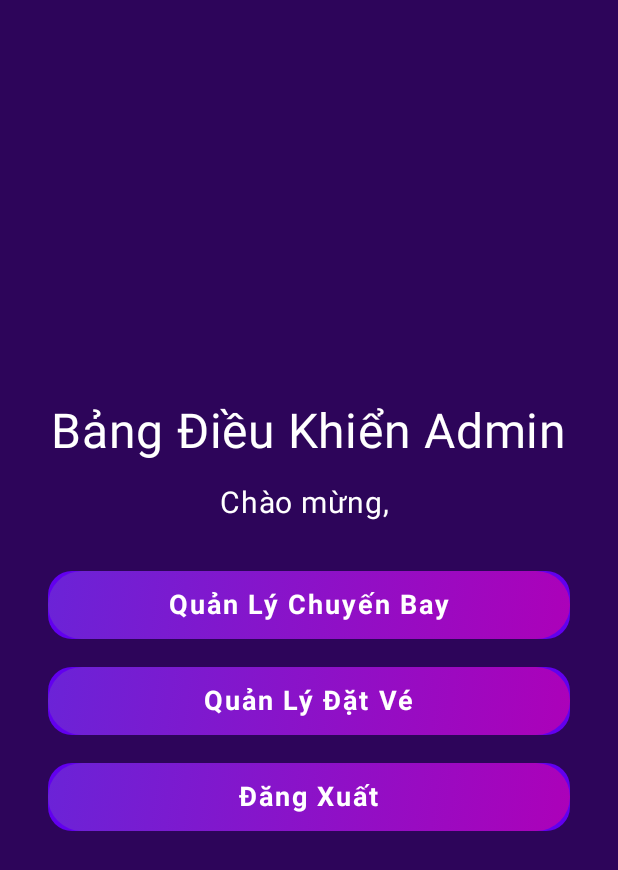
After one commit to datnt2-23ns/DACS3, an Android app built with Jetpack Compose: the composable AdminDashboardScreen shown on its own in the app's theme, on a phone screen of 412 x 824 dp. The commit adds this screen. Shown: the top 870 px of the screen. Run offline under Robolectric (Android 15) with nearby library versions, the phone set to English and light mode, and no system bars; 1 statement that could not run was skipped.

Commit message:
demo admin

```diff
--- /dev/null
+++ b/app/src/main/java/com/example/ticketbookingapp/Activities/Admin/AdminDashboardScreen.kt
@@ -0,0 +1,91 @@
+package com.example.ticketbookingapp.Activities.Admin
+
+import android.content.Intent
+import androidx.appcompat.app.AppCompatActivity
+import androidx.compose.foundation.background
+import androidx.compose.foundation.layout.*
+import androidx.compose.material3.*
+import androidx.compose.runtime.*
+import androidx.compose.ui.Alignment
+import androidx.compose.ui.Modifier
+import androidx.compose.ui.graphics.Color
+import androidx.compose.ui.platform.LocalContext
+import androidx.compose.ui.res.colorResource
+import androidx.compose.ui.unit.dp
+import androidx.compose.ui.unit.sp
+import com.example.ticketbookingapp.Activities.Auth.LoginActivity
+import com.example.ticketbookingapp.Activities.Splash.GradientButton
+import com.example.ticketbookingapp.Domain.UserModel
+import com.example.ticketbookingapp.R
+
+@Composable
+fun AdminDashboardScreen(user: UserModel) {
+    val context = LocalContext.current
+    var isLoading by remember { mutableStateOf(false) }
+    val TAG = "AdminDashboardScreen"
+
+    Box(
+        modifier = Modifier
+            .fillMaxSize()
+            .background(colorResource(R.color.darkPurple2))
+    ) {
+        Column(
+            modifier = Modifier
+                .fillMaxSize()
+                .padding(32.dp),
+            horizontalAlignment = Alignment.CenterHorizontally,
+            verticalArrangement = Arrangement.Center
+        ) {
+            Text(
+                text = "Bảng Điều Khiển Admin",
+                fontSize = 32.sp,
+                color = Color.White
+            )
+            Spacer(modifier = Modifier.height(16.dp))
+            Text(
+                text = "Chào mừng, ${user.fullName}",
+                fontSize = 20.sp,
+                color = Color.White
+            )
+            Spacer(modifier = Modifier.height(32.dp))
+            GradientButton(
+                onClick = {
+                    context.startActivity(
+                        AdminFlightManagementActivity.newIntent(context, user)
+                    )
+                },
+                text = "Quản Lý Chuyến Bay",
+                padding = 0
+            )
+            Spacer(modifier = Modifier.height(16.dp))
+            GradientButton(
+                onClick = {
+                    context.startActivity(
+                        AdminBookingManagementActivity.newIntent(context, user)
+                    )
+                },
+                text = "Quản Lý Đặt Vé",
+                padding = 0
+            )
+            Spacer(modifier = Modifier.height(16.dp))
+            GradientButton(
+                onClick = {
+                    context.startActivity(
+                        LoginActivity.newIntent(context).apply {
+                            addFlags(Intent.FLAG_ACTIVITY_CLEAR_TOP or Intent.FLAG_ACTIVITY_NEW_TASK)
+                        }
+                    )
+                    (context as? AppCompatActivity)?.finish()
+                },
+                text = "Đăng Xuất",
+                padding = 0
+            )
+        }
+
+        if (isLoading) {
+            CircularProgressIndicator(
+                modifier = Modifier.align(Alignment.Center)
+            )
+        }
+    }
+}
```
Also changed, not shown: app/src/main/AndroidManifest.xml (+16 -0 lines), app/src/main/java/com/example/ticketbookingapp/Activities/Admin/AdminBookingManagementActivity.kt (added, +50 -0 lines), app/src/main/java/com/example/ticketbookingapp/Activities/Admin/AdminBookingManagementScreen.kt (added, +118 -0 lines), app/src/main/java/com/example/ticketbookingapp/Activities/Admin/AdminDashboardActivity.kt (added, +43 -0 lines), app/src/main/java/com/example/ticketbookingapp/Activities/Admin/AdminFlightManagementActivity.kt (added, +50 -0 lines), app/src/main/java/com/example/ticketbookingapp/Activities/Admin/AdminFlightManagementScreen.kt (added, +116 -0 lines), app/src/main/java/com/example/ticketbookingapp/Activities/Auth/LoginActivity.kt (+80 -2 lines), app/src/main/java/com/example/ticketbookingapp/Repository/AdminRepository.kt (added, +47 -0 lines), app/src/main/java/com/example/ticketbookingapp/ViewModel/AdminViewModel.kt (added, +73 -0 lines).
